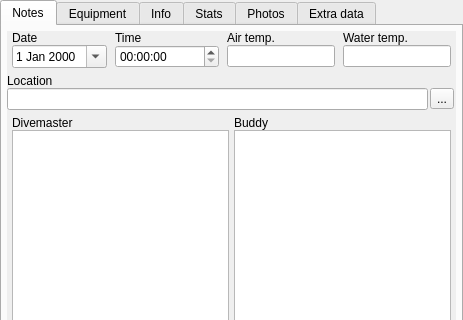
Old version of the form qt-ui/maintab.ui in the repository subsurface/subsurface; both pictures show x 0 to 463 and y 0 to 320 of the 463 by 815 pixel window.
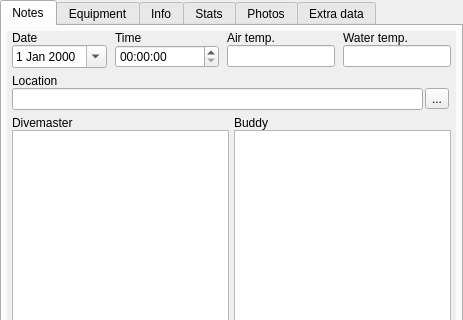
New version of the form. Icons and pictures are not drawn. Custom widgets are drawn as their Qt base class.

Commit message:
Notes pane: once again fix the layout
It seems nearly impossible to keep all these margins consistent.

Diff of the .ui file:
```diff
--- a/qt-ui/maintab.ui
+++ b/qt-ui/maintab.ui
@@ -167,6 +167,12 @@
         </item>
         <item>
          <layout class="QVBoxLayout" name="verticalLayout">
+          <property name="leftMargin">
+           <number>5</number>
+          </property>
+          <property name="rightMargin">
+           <number>5</number>
+          </property>
           <property name="spacing">
            <number>0</number>
           </property>
```
